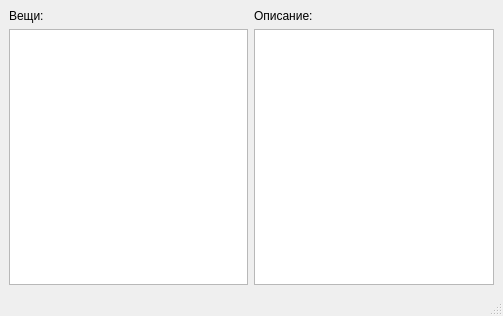
First picture: the form in Client/inventorymenu.ui, repository rtkachuk/NG_SpaceStation, before the edit.
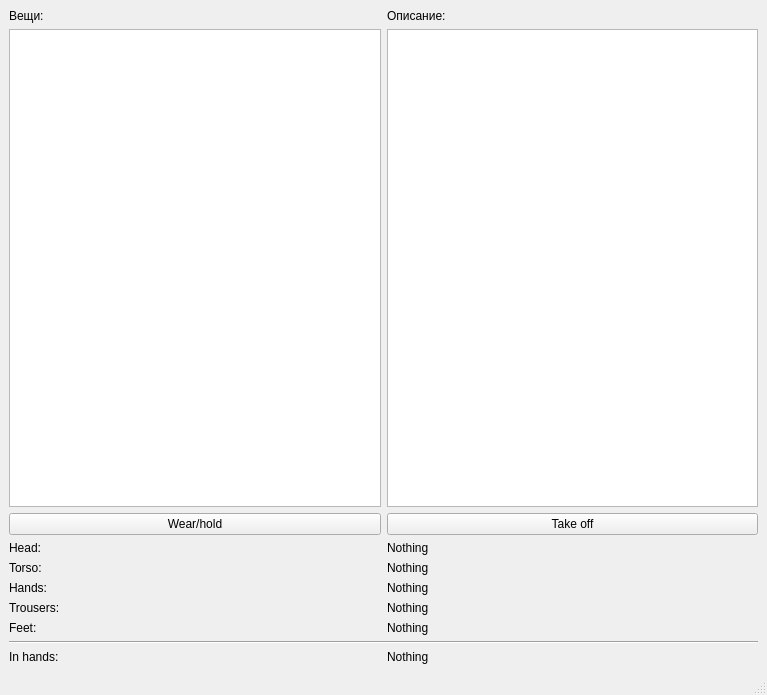
Second picture: the form after the edit.

```diff
--- a/Client/inventorymenu.ui
+++ b/Client/inventorymenu.ui
@@ -6,40 +6,173 @@
    <rect>
     <x>0</x>
     <y>0</y>
-    <width>503</width>
-    <height>316</height>
+    <width>767</width>
+    <height>695</height>
    </rect>
   </property>
   <property name="windowTitle">
    <string>MainWindow</string>
   </property>
   <widget class="QWidget" name="centralwidget">
-   <layout class="QHBoxLayout" name="horizontalLayout">
+   <layout class="QVBoxLayout" name="verticalLayout_6">
     <item>
-     <layout class="QVBoxLayout" name="verticalLayout">
+     <layout class="QHBoxLayout" name="horizontalLayout_3">
       <item>
-       <widget class="QLabel" name="label">
+       <layout class="QVBoxLayout" name="verticalLayout">
+        <item>
+         <widget class="QLabel" name="label">
+          <property name="text">
+           <string>Вещи:</string>
+          </property>
+         </widget>
+        </item>
+        <item>
+         <widget class="QListWidget" name="list_inventory"/>
+        </item>
+       </layout>
+      </item>
+      <item>
+       <layout class="QVBoxLayout" name="verticalLayout_2">
+        <item>
+         <widget class="QLabel" name="label_2">
+          <property name="text">
+           <string>Описание:</string>
+          </property>
+         </widget>
+        </item>
+        <item>
+         <widget class="QTextEdit" name="text_description"/>
+        </item>
+       </layout>
+      </item>
+     </layout>
+    </item>
+    <item>
+     <layout class="QHBoxLayout" name="horizontalLayout_4">
+      <item>
+       <widget class="QPushButton" name="b_wear">
         <property name="text">
-         <string>Вещи:</string>
+         <string>Wear/hold</string>
         </property>
        </widget>
       </item>
       <item>
-       <widget class="QListWidget" name="list_inventory"/>
+       <widget class="QPushButton" name="b_takeoff">
+        <property name="text">
+         <string>Take off</string>
+        </property>
+       </widget>
       </item>
      </layout>
     </item>
     <item>
-     <layout class="QVBoxLayout" name="verticalLayout_2">
+     <layout class="QVBoxLayout" name="verticalLayout_5">
       <item>
-       <widget class="QLabel" name="label_2">
-        <property name="text">
-         <string>Описание:</string>
+       <layout class="QHBoxLayout" name="horizontalLayout">
+        <item>
+         <layout class="QVBoxLayout" name="verticalLayout_3">
+          <item>
+           <widget class="QLabel" name="label_3">
+            <property name="text">
+             <string>Head:</string>
+            </property>
+           </widget>
+          </item>
+          <item>
+           <widget class="QLabel" name="label_4">
+            <property name="text">
+             <string>Torso:</string>
+            </property>
+           </widget>
+          </item>
+          <item>
+           <widget class="QLabel" name="label_5">
+            <property name="text">
+             <string>Hands:</string>
+            </property>
+           </widget>
+          </item>
+          <item>
+           <widget class="QLabel" name="label_6">
+            <property name="text">
+             <string>Trousers:</string>
+            </property>
+           </widget>
+          </item>
+          <item>
+           <widget class="QLabel" name="label_7">
+            <property name="text">
+             <string>Feet:</string>
+            </property>
+           </widget>
+          </item>
+         </layout>
+        </item>
+        <item>
+         <layout class="QVBoxLayout" name="verticalLayout_4">
+          <item>
+           <widget class="QLabel" name="l_head">
+            <property name="text">
+             <string>Nothing</string>
+            </property>
+           </widget>
+          </item>
+          <item>
+           <widget class="QLabel" name="l_torso">
+            <property name="text">
+             <string>Nothing</string>
+            </property>
+           </widget>
+          </item>
+          <item>
+           <widget class="QLabel" name="l_hands">
+            <property name="text">
+             <string>Nothing</string>
+            </property>
+           </widget>
+          </item>
+          <item>
+           <widget class="QLabel" name="l_trousers">
+            <property name="text">
+             <string>Nothing</string>
+            </property>
+           </widget>
+          </item>
+          <item>
+           <widget class="QLabel" name="l_feet">
+            <property name="text">
+             <string>Nothing</string>
+            </property>
+           </widget>
+          </item>
+         </layout>
+        </item>
+       </layout>
+      </item>
+      <item>
+       <widget class="Line" name="line">
+        <property name="orientation">
+         <enum>Qt::Horizontal</enum>
         </property>
        </widget>
       </item>
       <item>
-       <widget class="QTextEdit" name="text_description"/>
+       <layout class="QHBoxLayout" name="horizontalLayout_2">
+        <item>
+         <widget class="QLabel" name="label_8">
+          <property name="text">
+           <string>In hands:</string>
+          </property>
+         </widget>
+        </item>
+        <item>
+         <widget class="QLabel" name="l_hold">
+          <property name="text">
+           <string>Nothing</string>
+          </property>
+         </widget>
+        </item>
+       </layout>
       </item>
      </layout>
     </item>
```
Left out of the diff: 2 changed lines with no effect on the pictures.
